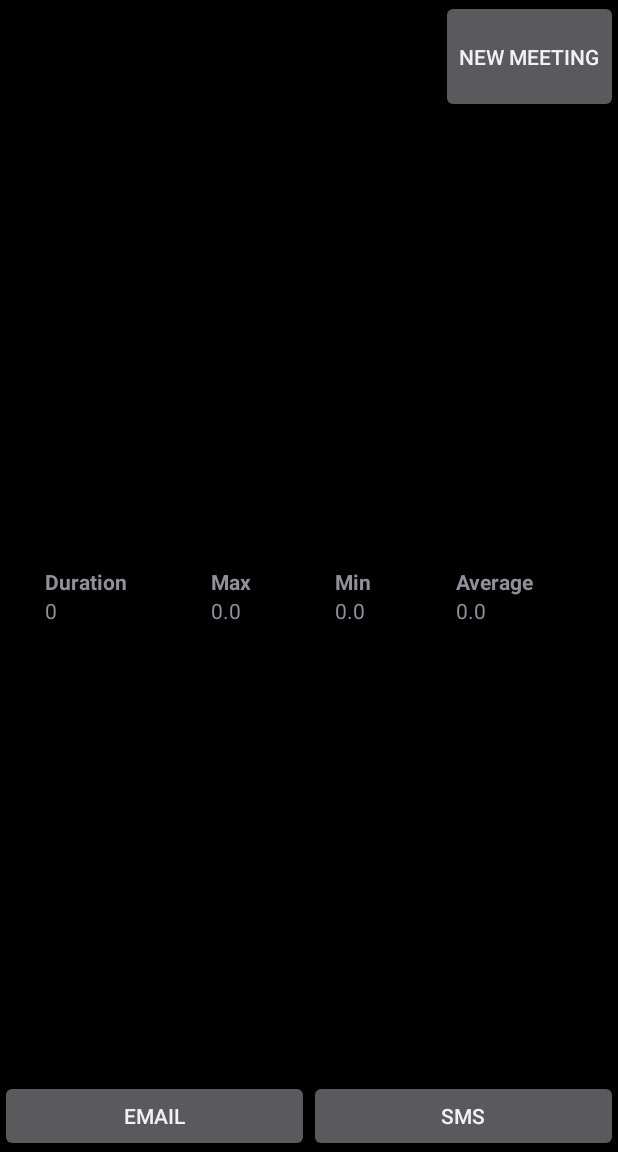
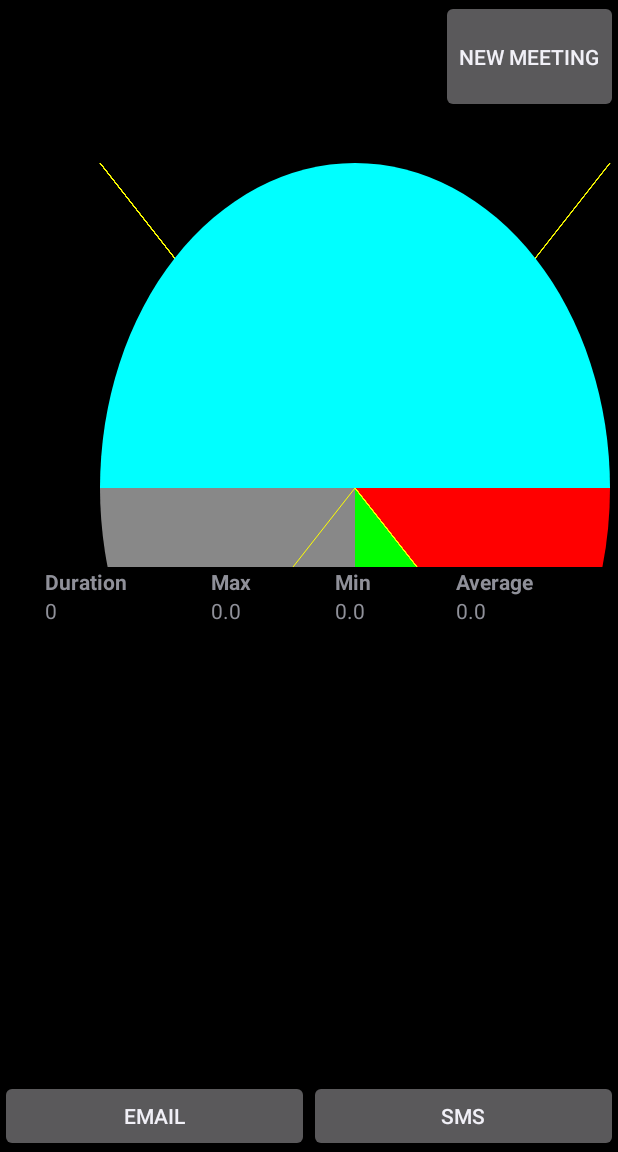
Before and after one commit to blabbertabber/blabbertabber, an Android app: the SummaryActivity screen opened directly, with no data from a screen before it, on a phone screen of 412 x 824 dp, the part 84-1236 px from its top. Run offline under Robolectric (Android 15) with nearby library versions, the phone set to English and light mode, and no system bars.

Commit message:
Very lame pie chart
Signed-off-by: Brian Cunnie <brian.cunnie@gmail.com>

```diff
--- /dev/null
+++ b/app/src/main/java/com/blabbertabber/blabbertabber/PieChart.java
@@ -0,0 +1,59 @@
+package com.blabbertabber.blabbertabber;
+
+import android.content.Context;
+import android.graphics.Canvas;
+import android.graphics.Color;
+import android.graphics.Paint;
+import android.graphics.RectF;
+import android.util.Log;
+import android.view.View;
+
+/**
+ * Created by brendancunnie on 11/14/15.
+ */
+public class PieChart extends View {
+
+    private static final String TAG = "PieChart";
+    private Paint paint = new Paint(Paint.ANTI_ALIAS_FLAG);
+    private double[] value_degree;
+    private int[] COLORS = {Color.RED, Color.GREEN, Color.GRAY, Color.CYAN, Color.RED};
+    RectF rectf = new RectF(100, 50, 610, 700);
+    double total = 0;
+
+    public PieChart(Context context, double[] values) {
+
+        super(context);
+        value_degree = new double[values.length];
+        for (int i = 0; i < values.length; i++) {
+            value_degree[i] = values[i];
+            total += values[i];
+        }
+    }
+
+    @Override
+    protected void onDraw(Canvas canvas) {
+        double temp = 0;
+
+        super.onDraw(canvas);
+
+        for (int i = 0; i < value_degree.length; i++) {//values2.length; i++) {
+            paint.setColor(Color.YELLOW);
+            canvas.drawLine(100, 50, 610, 700, paint);
+            canvas.drawLine(100, 700, 610, 50, paint);
+            canvas.drawLine(100, 50, 610, 700, paint);
+            if (i == 0) {
+                paint.setColor(COLORS[i]);
+                canvas.drawArc(rectf, 0, (float) (value_degree[i] * 360.0 / total), true, paint);
+                Log.wtf(TAG, "arc: " + (value_degree[i] * 360.0 / total));
+            } else {
+                temp += value_degree[i - 1];
+                paint.setColor(COLORS[i]);
+                canvas.drawArc(rectf, (float)(temp * 360.0/total), (float)(value_degree[i] * 360.0/total), true, paint);
+                Log.wtf(TAG, "arc: " + (float) (temp * 360.0 / total) + " sweep " + (float) (value_degree[i] * 360.0 / total));
+
+            }
+
+            paint.setColor(Color.MAGENTA);
+        }
+    }
+}
--- a/app/src/main/java/com/blabbertabber/blabbertabber/SummaryActivity.java
+++ b/app/src/main/java/com/blabbertabber/blabbertabber/SummaryActivity.java
@@ -5,7 +5,10 @@ import android.content.Intent;
 import android.os.Bundle;
 import android.util.Log;
 import android.view.View;
+import android.widget.LinearLayout;
 import android.widget.TextView;
+
+import com.blabbertabber.blabbertabber.PieChart;
 
 /**
  * Created by cunnie on 11/11/15.
@@ -41,6 +44,12 @@ public class SummaryActivity extends Activity {
         TextView maxSpeakerDurationView = (TextView) findViewById(R.id.textview_max);
         long maxSpeakerDuration = TheSpeakers.getInstance().getMaxSpeakerDuration();
         maxSpeakerDurationView.setText(Helper.timeToHMMSSm(maxSpeakerDuration));
+
+        Log.wtf(TAG, "We SHOULD get here!");
+        LinearLayout ll = (LinearLayout) findViewById(R.id.pie_chart_ll);
+        ll.addView(new PieChart(getApplicationContext(), new double[]{45, 45, 90, 180}));
+        Log.wtf(TAG, "Yeah, just drew a circle.  You should see it.");
+
     }
 
     public void newMeeting(View v) {
--- a/app/src/main/res/layout/activity_summary.xml
+++ b/app/src/main/res/layout/activity_summary.xml
@@ -14,10 +14,13 @@
         android:onClick="newMeeting"
         android:text="@string/button_new_meeting" />
 
-    <ImageView
+    <LinearLayout
+        android:id="@+id/pie_chart_ll"
         android:layout_width="match_parent"
         android:layout_height="0dp"
-        android:layout_weight="4" />
+        android:layout_weight="4"
+        android:orientation="horizontal">
+    </LinearLayout>
 
     <GridLayout
         android:layout_width="fill_parent"
```
